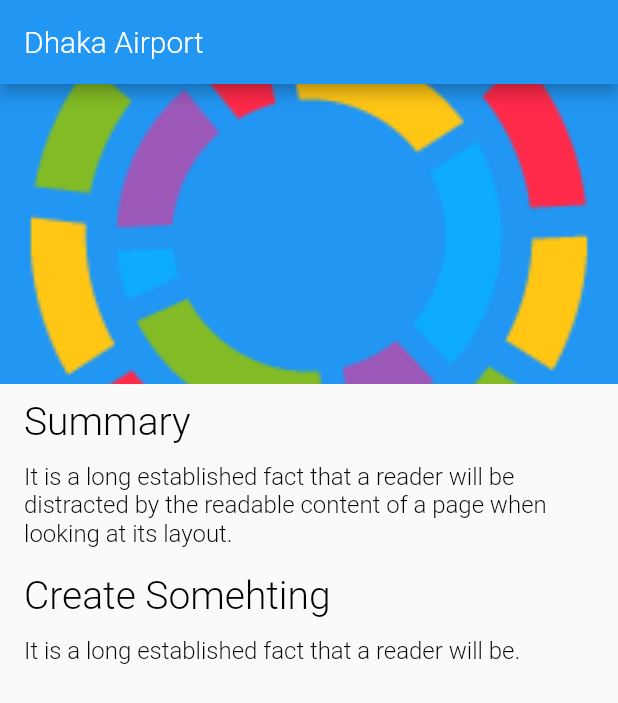
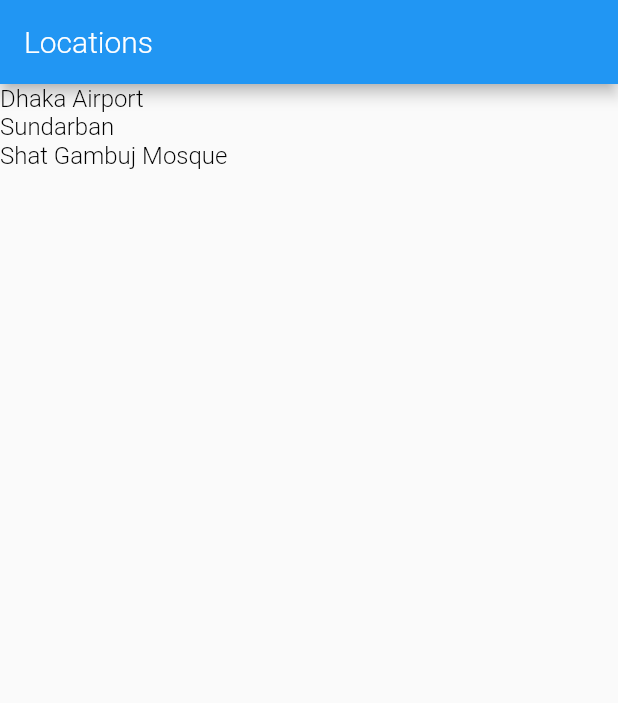
Before and after one commit to roni07/FlutterBasic, a Flutter app: the screen it shows after launch, on a phone screen of 412 x 824 dp. Shown: the top 703 px of the screen. Run offline on Flutter 3.47's test engine with Material 2 defaults, Android fonts, the phone set to English and light mode, and no system bars; Roboto replaces fonts that are missing (Montserrat).

Commit message:
added navigation

```diff
--- a/flutter_basic_widget/lib/app.dart
+++ b/flutter_basic_widget/lib/app.dart
@@ -1,21 +1,41 @@
 import 'package:flutter/material.dart';
 import 'package:flutter_basic_widget/screens/location_detail/location_detail.dart';
+import 'package:flutter_basic_widget/screens/locations/locations.dart';
 import 'package:flutter_basic_widget/style.dart';
+
+const LocationsRoute = '/';
+const LocationDetailRoute = '/location_detail';
 
 class App extends StatelessWidget {
   @override
   Widget build(BuildContext context) {
     return MaterialApp(
-      home: LocationDetail(),
+      onGenerateRoute: _onRoutes(),
       theme: ThemeData(
-        appBarTheme: AppBarTheme(
-          textTheme: TextTheme(title: AppBarTextStyle)
-        ),
-        textTheme: TextTheme(
-          title: TitleTextStyle,
-          body1: Body1TextStyle,
-        )
-      ),
+          appBarTheme:
+              AppBarTheme(textTheme: TextTheme(title: AppBarTextStyle)),
+          textTheme: TextTheme(
+            title: TitleTextStyle,
+            body1: Body1TextStyle,
+          )),
     );
   }
+
+  RouteFactory _onRoutes() {
+    return (settings) {
+      final Map<String, dynamic> arguments = settings.arguments;
+      Widget screen;
+      switch (settings.name) {
+        case LocationsRoute:
+          screen = Locations();
+          break;
+        case LocationDetailRoute:
+          screen = LocationDetail(arguments['id']);
+          break;
+        default:
+          return null;
+      }
+      return MaterialPageRoute(builder: (BuildContext context) => screen);
+    };
+  }
 }
--- a/flutter_basic_widget/lib/models/location.dart
+++ b/flutter_basic_widget/lib/models/location.dart
@@ -1,18 +1,40 @@
 import 'location_fact.dart';
 
 class Location {
-  String name;
-  String imagePath;
-  List<LocationFact> facts;
+  final int id;
+  final String name;
+  final String imagePath;
+  final List<LocationFact> facts;
 
-  Location(this.name, this.imagePath, this.facts);
+  Location(this.id, this.name, this.imagePath, this.facts);
 
   static List<Location> fetchAll() {
     return [
-      Location('Dhaka Airport', 'assets/images/logo.png', [
-        LocationFact('Summary', 'It is a long established fact that a reader will be distracted by the readable content of a page when looking at its layout.'),
-        LocationFact('Create Somehting', 'It is a long established fact that a reader will be.')
+      Location(1, 'Dhaka Airport ', 'assets/images/dhaka_airport.png', [LocationFact(
+      'About Airport', 'Contrary to popular belief, Lorem Ipsum is not simply random text. It has roots in a piece of classical Latin literature from 45 BC, making it over 2000 years old.'
+      )
+
+      ]),
+      Location(2, 'Sundarban', 'assets/images/sundarban.jpg', [LocationFact(
+        'About Sundarban', 'Lontrary to popular belief, Lorem Ipsum is not simply random text. It has roots in a piece of classical Latin literature from 45 BC.'
+      )
+
+      ]),
+      Location(3, 'Shat Gambuj Mosque', 'assets/images/shat_gambuj_mosque.jpg', [LocationFact(
+        'About Mosque', 'Dontrary to popular belief, Lorem Ipsum is not simply random text. It has.'
+      )
+
       ])
     ];
   }
+
+  static Location fetchById(int locationId) {
+    List<Location> locations = fetchAll();
+    for(var i = 0; i < locations.length; i++){
+      if(locations[i].id == locationId){
+        return locations[i];
+      }
+    }
+    return null;
+  }
 }
--- a/flutter_basic_widget/lib/screens/location_detail/location_detail.dart
+++ b/flutter_basic_widget/lib/screens/location_detail/location_detail.dart
@@ -4,10 +4,14 @@ import 'package:flutter_basic_widget/screens/location_detail/image_banner.dart';
 import 'package:flutter_basic_widget/screens/location_detail/text_section.dart';
 
 class LocationDetail extends StatelessWidget {
+  final int _locationId;
+
+  LocationDetail(this._locationId);
+
   @override
   Widget build(BuildContext context) {
-    final locations = Location.fetchAll();
-    final location = locations.first;
+    final location = Location.fetchById(_locationId);
+
     return Scaffold(
       appBar: AppBar(
         title: Text(location.name),
--- /dev/null
+++ b/flutter_basic_widget/lib/screens/locations/locations.dart
@@ -0,0 +1,28 @@
+import 'package:flutter/material.dart';
+import 'package:flutter_basic_widget/app.dart';
+import 'package:flutter_basic_widget/models/location.dart';
+
+class Locations extends StatelessWidget {
+  final locations = Location.fetchAll();
+
+  @override
+  Widget build(BuildContext context) {
+    return Scaffold(
+      appBar: AppBar(
+        title: Text('Locations'),
+      ),
+      body: ListView(
+        children: locations
+            .map((location) => GestureDetector(
+                  child: Text(location.name),
+                  onTap: () => _onLocationTap(context, location.id),
+                ))
+            .toList(),
+      ),
+    );
+  }
+
+  _onLocationTap(BuildContext context, int locationId) {
+    Navigator.pushNamed(context, LocationDetailRoute, arguments: {'id': locationId});
+  }
+}
--- a/flutter_basic_widget/pubspec.yaml
+++ b/flutter_basic_widget/pubspec.yaml
@@ -42,7 +42,9 @@ flutter:
 
   # To add assets to your application, add an assets section, like this:
   assets:
-    - assets/images/logo.png
+    - assets/images/dhaka_airport.png
+    - assets/images/shat_gambuj_mosque.jpg
+    - assets/images/sundarban.jpg
   #  - images/a_dot_ham.jpeg
 
   # An image asset can refer to one or more resolution-specific "variants", see
```
Also changed, not shown: dhaka_airport.png (added), flutter_basic_widget/assets/images/dhaka_airport.png (added), flutter_basic_widget/assets/images/logo.png (deleted), flutter_basic_widget/assets/images/shat_gambuj_mosque.jpg (added), flutter_basic_widget/assets/images/sundarban.jpg (added), shat_gambuj_mosque.jpg (added), sundarban.jpg (added).
